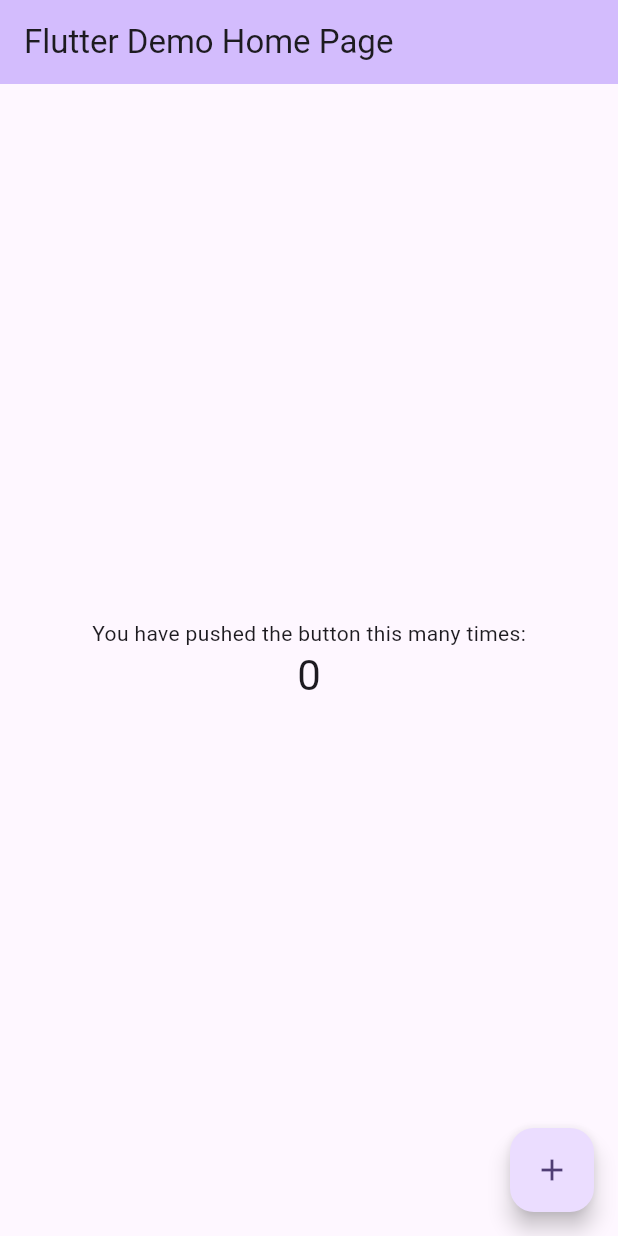
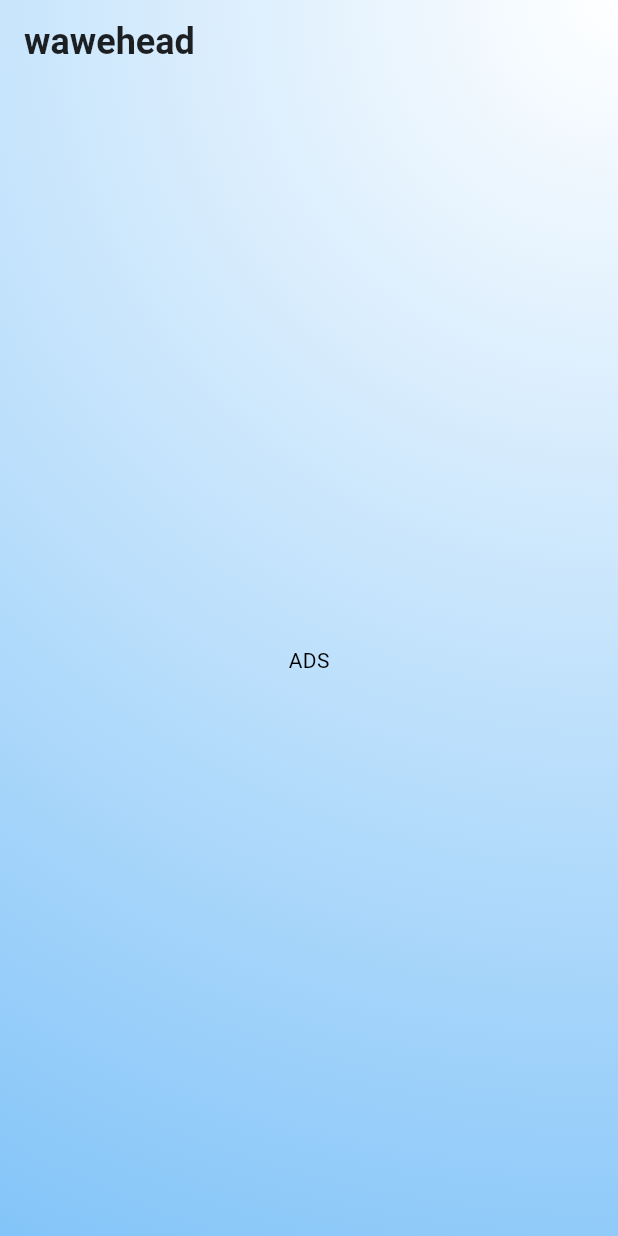
Before and after one commit to krashkanter/wawehead, a Flutter app: the screen it shows after launch, on a phone screen of 412 x 824 dp. Run offline on Flutter 3.47's test engine with Material 3 defaults, Android fonts, the phone set to English and light mode, and no system bars; our stand-ins replace google_fonts; Roboto replaces fonts that are missing (Laila).

Commit message:
maintenance, project repurposed for DBMS

```diff
--- a/lib/main.dart
+++ b/lib/main.dart
@@ -1,4 +1,6 @@
 import 'package:flutter/material.dart';
+import 'package:wawehead/screens/home.dart';
+import 'package:google_fonts/google_fonts.dart';
 
 void main() {
   runApp(const MyApp());
@@ -7,119 +9,15 @@ void main() {
 class MyApp extends StatelessWidget {
   const MyApp({super.key});
 
-  // This widget is the root of your application.
   @override
   Widget build(BuildContext context) {
     return MaterialApp(
-      title: 'Flutter Demo',
+      debugShowCheckedModeBanner: false,
       theme: ThemeData(
-        // This is the theme of your application.
-        //
-        // TRY THIS: Try running your application with "flutter run". You'll see
-        // the application has a purple toolbar. Then, without quitting the app,
-        // try changing the seedColor in the colorScheme below to Colors.green
-        // and then invoke "hot reload" (save your changes or press the "hot
-        // reload" button in a Flutter-supported IDE, or press "r" if you used
-        // the command line to start the app).
-        //
-        // Notice that the counter didn't reset back to zero; the application
-        // state is not lost during the reload. To reset the state, use hot
-        // restart instead.
-        //
-        // This works for code too, not just values: Most code changes can be
-        // tested with just a hot reload.
-        colorScheme: ColorScheme.fromSeed(seedColor: Colors.deepPurple),
-        useMaterial3: true,
+        brightness: Brightness.light,
+        fontFamily: GoogleFonts.laila().fontFamily,
       ),
-      home: const MyHomePage(title: 'Flutter Demo Home Page'),
+      home: HomePage(),
     );
   }
 }
-
-class MyHomePage extends StatefulWidget {
-  const MyHomePage({super.key, required this.title});
-
-  // This widget is the home page of your application. It is stateful, meaning
-  // that it has a State object (defined below) that contains fields that affect
-  // how it looks.
-
-  // This class is the configuration for the state. It holds the values (in this
-  // case the title) provided by the parent (in this case the App widget) and
-  // used by the build method of the State. Fields in a Widget subclass are
-  // always marked "final".
-
-  final String title;
-
-  @override
-  State<MyHomePage> createState() => _MyHomePageState();
-}
-
-class _MyHomePageState extends State<MyHomePage> {
-  int _counter = 0;
-
-  void _incrementCounter() {
-    setState(() {
-      // This call to setState tells the Flutter framework that something has
-      // changed in this State, which causes it to rerun the build method below
-      // so that the display can reflect the updated values. If we changed
-      // _counter without calling setState(), then the build method would not be
-      // called again, and so nothing would appear to happen.
-      _counter++;
-    });
-  }
-
-  @override
-  Widget build(BuildContext context) {
-    // This method is rerun every time setState is called, for instance as done
-    // by the _incrementCounter method above.
-    //
-    // The Flutter framework has been optimized to make rerunning build methods
-    // fast, so that you can just rebuild anything that needs updating rather
-    // than having to individually change instances of widgets.
-    return Scaffold(
-      appBar: AppBar(
-        // TRY THIS: Try changing the color here to a specific color (to
-        // Colors.amber, perhaps?) and trigger a hot reload to see the AppBar
-        // change color while the other colors stay the same.
-        backgroundColor: Theme.of(context).colorScheme.inversePrimary,
-        // Here we take the value from the MyHomePage object that was created by
-        // the App.build method, and use it to set our appbar title.
-        title: Text(widget.title),
-      ),
-      body: Center(
-        // Center is a layout widget. It takes a single child and positions it
-        // in the middle of the parent.
-        child: Column(
-          // Column is also a layout widget. It takes a list of children and
-          // arranges them vertically. By default, it sizes itself to fit its
-          // children horizontally, and tries to be as tall as its parent.
-          //
-          // Column has various properties to control how it sizes itself and
-          // how it positions its children. Here we use mainAxisAlignment to
-          // center the children vertically; the main axis here is the vertical
-          // axis because Columns are vertical (the cross axis would be
-          // horizontal).
-          //
-          // TRY THIS: Invoke "debug painting" (choose the "Toggle Debug Paint"
-          // action in the IDE, or press "p" in the console), to see the
-          // wireframe for each widget.
-          mainAxisAlignment: MainAxisAlignment.center,
-          children: <Widget>[
-            const Text(
-              'You have pushed the button this many times:',
-            ),
-            Text(
-              '$_counter',
-              style: Theme.of(context).textTheme.headlineMedium,
-            ),
-          ],
-        ),
-      ),
-      floatingActionButton: FloatingActionButton(
-        onPressed: _incrementCounter,
-        tooltip: 'Increment',
-        child: const Icon(Icons.add),
-      ), // This trailing comma makes auto-formatting nicer for build methods.
-    );
-  }
-}
--- /dev/null
+++ b/lib/screens/home.dart
@@ -0,0 +1,44 @@
+import 'package:flutter/material.dart';
+
+class HomePage extends StatefulWidget {
+  const HomePage({super.key});
+
+  @override
+  State<HomePage> createState() => _HomePageState();
+}
+
+class _HomePageState extends State<HomePage> {
+  late var tf = "";
+
+  void init() {}
+
+  @override
+  Widget build(BuildContext context) {
+    return DecoratedBox(
+      decoration: BoxDecoration(gradient: RadialGradient(colors: [Colors.white, Colors.blue], center: Alignment.topRight, radius: 4)),
+      child: Scaffold(
+        appBar: AppBar(
+          shape: RoundedRectangleBorder(
+              borderRadius: BorderRadius.only(
+                  bottomLeft: Radius.circular(32),
+                  bottomRight: Radius.circular(32))),
+          backgroundColor: Colors.transparent,
+          centerTitle: false,
+          title: Text('wawehead', style: TextStyle(fontSize: 24,fontWeight: FontWeight.bold, color: Colors.black87),),
+        ),
+        backgroundColor: Colors.transparent,
+        body: Column(
+          mainAxisAlignment: MainAxisAlignment.center,
+          children: [
+            Center(
+              child: Text(
+                "ADS",
+                style: TextStyle(color: Colors.black),
+              ),
+            ),
+          ],
+        ),
+      ),
+    );
+  }
+}
--- a/pubspec.yaml
+++ b/pubspec.yaml
@@ -30,10 +30,10 @@ environment:
 dependencies:
   flutter:
     sdk: flutter
+  google_fonts: ^6.2.1
 
   # The following adds the Cupertino Icons font to your application.
   # Use with the CupertinoIcons class for iOS style icons.
-  cupertino_icons: ^1.0.8
 
 dev_dependencies:
   flutter_test:
```
Also changed, not shown: pubspec.lock, 4 other files.
